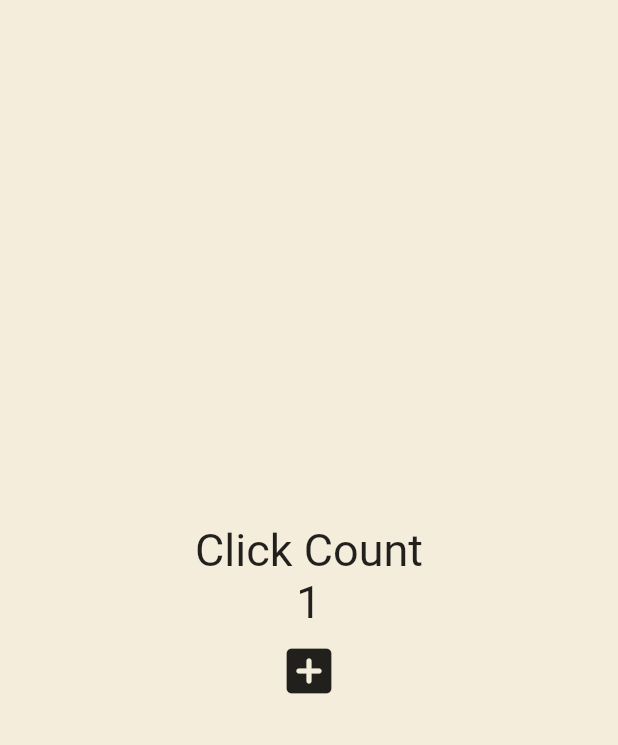
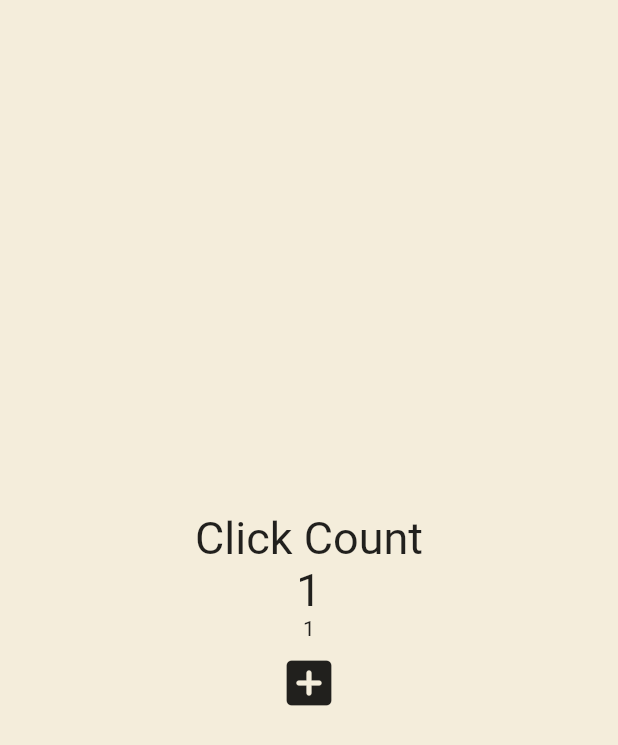
Before and after one commit to yeonghoonPark/flutter_stateful_tut, a Flutter app: the screen it shows after launch, after a tap on the "add box" icon, on a phone screen of 412 x 824 dp. Shown: the top 745 px of the screen. Run offline on Flutter 3.47's test engine with Material 2 defaults, Android fonts, the phone set to English and light mode, and no system bars.

Commit message:
[feature] about setState

```diff
--- a/lib/main.dart
+++ b/lib/main.dart
@@ -13,10 +13,12 @@ class App extends StatefulWidget {
 
 class _AppState extends State<App> {
   int counter = 0;
+  List<int> numbers = [];
 
   void onClicked() {
     setState(() {
       counter = counter + 1;
+      numbers.add(counter);
     });
   }
 
@@ -37,6 +39,7 @@ class _AppState extends State<App> {
                 '$counter',
                 style: const TextStyle(fontSize: 30),
               ),
+              for (var number in numbers) Text('$number'),
               IconButton(
                 onPressed: onClicked,
                 icon: const Icon(Icons.add_box_rounded),
```
